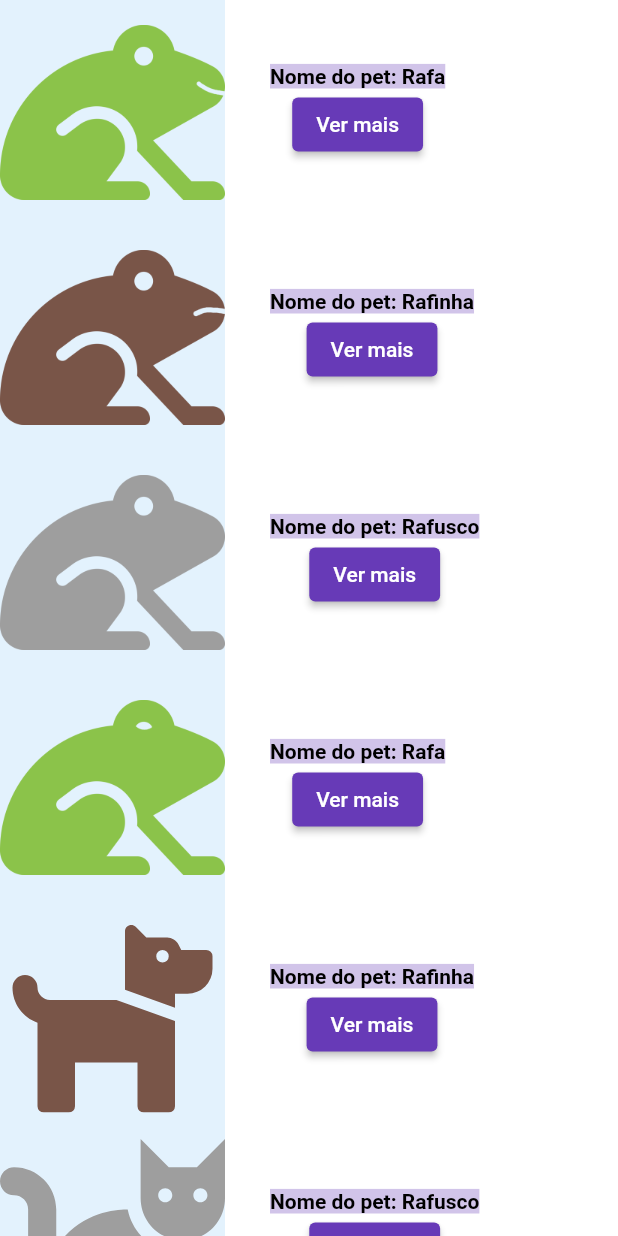
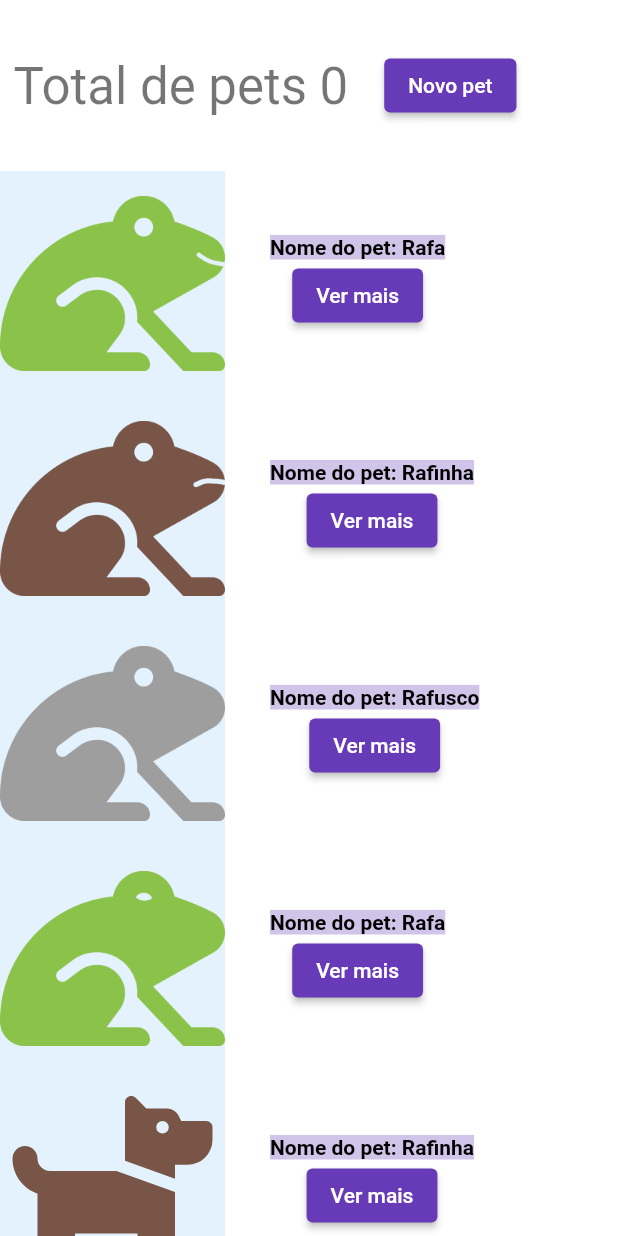
Before and after one commit to sorattorafa/flutter-game, a Flutter app: the PetList screen opened directly, on a phone screen of 412 x 824 dp. Run offline on Flutter 3.47's test engine with Material 2 defaults, Android fonts, the phone set to English and light mode, and no system bars; our stand-ins replace dio, flutter_svg.

Commit message:
create providers

```diff
--- /dev/null
+++ b/pets/lib/providers/pets.dart
@@ -0,0 +1,20 @@
+import 'package:flutter/foundation.dart';
+import 'package:flutter/material.dart';
+
+class PetsProvider with ChangeNotifier, DiagnosticableTreeMixin {
+  int _petsCount = 0;
+
+  int get petsCount => _petsCount;
+
+  void increment() {
+    _petsCount++;
+    notifyListeners();
+  }
+
+  /// Makes `petsProvider` readable inside the devtools by listing all of its properties
+  @override
+  void debugFillProperties(DiagnosticPropertiesBuilder properties) {
+    super.debugFillProperties(properties);
+    properties.add(IntProperty('petsCount', petsCount));
+  }
+}
--- /dev/null
+++ b/pets/lib/providers/user.dart
@@ -0,0 +1,20 @@
+import 'package:flutter/foundation.dart';
+import 'package:flutter/material.dart';
+
+class UsersProvider with ChangeNotifier, DiagnosticableTreeMixin {
+  int _usersCount = 0;
+
+  int get usersCount => _usersCount;
+
+  void increment() {
+    _usersCount++;
+    notifyListeners();
+  }
+
+  /// Makes `UsersProvider` readable inside the devtools by listing all of its properties
+  @override
+  void debugFillProperties(DiagnosticPropertiesBuilder properties) {
+    super.debugFillProperties(properties);
+    properties.add(IntProperty('usersCount', usersCount));
+  }
+}
--- a/pets/lib/view/pets/pet-list.dart
+++ b/pets/lib/view/pets/pet-list.dart
@@ -1,9 +1,14 @@
 import 'package:flutter/cupertino.dart';
 import 'package:flutter/material.dart';
 import 'package:pets/models/pet.dart';
+import 'package:pets/providers/pets.dart';
+import 'package:pets/providers/user.dart';
 import 'package:pets/widgets/adaptative-refresh-indicator.dart';
 import 'package:pets/widgets/pet.dart';
+import 'package:pets/widgets/pets-counter.dart';
 import 'package:pets/widgets/refresh-scroll-physics.dart';
+import 'package:pets/widgets/user-counter.dart';
+import 'package:provider/provider.dart';
 
 class PetList extends StatefulWidget {
   @override
@@ -90,6 +95,21 @@ class _PetListState extends State<PetList> {
               ),
             SliverToBoxAdapter(
               child: Column(children: [
+                Container(
+                  padding: const EdgeInsets.all(9),
+                  child: Row(
+                    children: [
+                      PetsCount(),
+                      Container(
+                        padding: const EdgeInsets.all(24),
+                        child: ElevatedButton(
+                            onPressed: () =>
+                                context.read<PetsProvider>().increment(),
+                            child: Text('Novo pet')),
+                      ),
+                    ],
+                  ),
+                ),
                 for (final pet in petmodels)
                   GestureDetector(
                     child: Row(
--- /dev/null
+++ b/pets/lib/widgets/pets-counter.dart
@@ -0,0 +1,19 @@
+import 'package:flutter/material.dart';
+import 'package:flutter/widgets.dart';
+import 'package:flutter/foundation.dart';
+import 'package:pets/providers/pets.dart';
+import 'package:provider/provider.dart';
+
+class PetsCount extends StatelessWidget {
+  const PetsCount({Key? key}) : super(key: key);
+
+  @override
+  Widget build(BuildContext context) {
+    return Text(
+
+        /// Calls `context.watch` to make [Count] rebuild when [Counter] changes.
+        'Total de pets ${context.watch<PetsProvider>().petsCount}',
+        key: const Key('counterState'),
+        style: Theme.of(context).textTheme.headline4);
+  }
+}
--- a/pets/pubspec.yaml
+++ b/pets/pubspec.yaml
@@ -25,6 +25,8 @@ dependencies:
     sdk: flutter
   dio: ^4.0.0
 
+  provider: ^5.0.0
+  path_provider: ^2.0.1
 
   # The following adds the Cupertino Icons font to your application.
   # Use with the CupertinoIcons class for iOS style icons.
```
Also changed, not shown: pets/lib/main.dart (+10 -1 lines), pets/lib/widgets/user-counter.dart (added, +19 -0 lines), pets/pubspec.lock, 6 other files.
